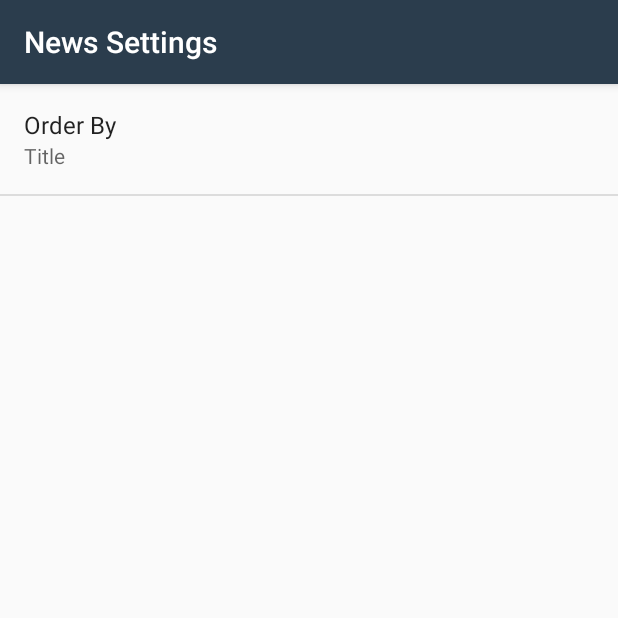
After one commit to hjtse/Android-2.6NewsApp1, an Android app: the SettingsActivity screen opened directly, with no data from a screen before it, on a phone screen of 412 x 824 dp, the top half of it. The commit adds this screen. Run offline under Robolectric (Android 15) with nearby library versions, the phone set to English and light mode, and no system bars.

Commit message:
made changes but preferences app is not working yet

```diff
--- /dev/null
+++ b/app/src/main/java/com/example/android/news/SettingsActivity.java
@@ -0,0 +1,65 @@
+/*
+ * Copyright (C) 2016 The Android Open Source Project
+ *
+ * Licensed under the Apache License, Version 2.0 (the "License");
+ * you may not use this file except in compliance with the License.
+ * You may obtain a copy of the License at
+ *
+ *      http://www.apache.org/licenses/LICENSE-2.0
+ *
+ * Unless required by applicable law or agreed to in writing, software
+ * distributed under the License is distributed on an "AS IS" BASIS,
+ * WITHOUT WARRANTIES OR CONDITIONS OF ANY KIND, either express or implied.
+ * See the License for the specific language governing permissions and
+ * limitations under the License.
+ */
+package com.example.android.news;
+
+import android.content.SharedPreferences;
+import android.os.Bundle;
+import android.preference.ListPreference;
+import android.preference.Preference;
+import android.preference.PreferenceFragment;
+import android.preference.PreferenceManager;
+import android.support.v7.app.AppCompatActivity;
+
+public class SettingsActivity extends AppCompatActivity {
+
+    @Override
+    protected void onCreate(Bundle savedInstanceState) {
+        super.onCreate(savedInstanceState);
+        setContentView(R.layout.settings_activity);
+    }
+
+    public static class NewsPreferenceFragment extends PreferenceFragment implements Preference.OnPreferenceChangeListener {
+        @Override
+        public void onCreate(Bundle savedInstanceState) {
+            super.onCreate(savedInstanceState);
+            addPreferencesFromResource(R.xml.settings_main);
+
+            Preference orderBy = findPreference(getString(R.string.settings_order_by_key));
+            bindPreferenceSummaryToValue(orderBy);
+        }
+        @Override
+        public boolean onPreferenceChange(Preference preference, Object value) {
+            String stringValue = value.toString();
+            if (preference instanceof ListPreference) {
+                ListPreference listPreference = (ListPreference) preference;
+                int prefIndex = listPreference.findIndexOfValue(stringValue);
+                if (prefIndex >= 0) {
+                    CharSequence[] labels = listPreference.getEntries();
+                    preference.setSummary(labels[prefIndex]);
+                }
+            } else {
+                preference.setSummary(stringValue);
+            }
+            return true;
+        }
+        private void bindPreferenceSummaryToValue(Preference preference) {
+            preference.setOnPreferenceChangeListener(this);
+            SharedPreferences preferences = PreferenceManager.getDefaultSharedPreferences(preference.getContext());
+            String preferenceString = preferences.getString(preference.getKey(), "");
+            onPreferenceChange(preference, preferenceString);
+        }
+    }
+}
--- /dev/null
+++ b/app/src/main/res/drawable/ic_filter.xml
@@ -0,0 +1,5 @@
+<vector android:height="24dp" android:tint="#FFFFFF"
+    android:viewportHeight="24.0" android:viewportWidth="24.0"
+    android:width="24dp" xmlns:android="http://schemas.android.com/apk/res/android">
+    <path android:fillColor="#FF000000" android:pathData="M10,18h4v-2h-4v2zM3,6v2h18L21,6L3,6zM6,13h12v-2L6,11v2z"/>
+</vector>
--- /dev/null
+++ b/app/src/main/res/values/arrays.xml
@@ -0,0 +1,14 @@
+<?xml version="1.0" encoding="utf-8"?>
+<resources>
+    <string-array name="settings_order_by_labels">
+        <item>@string/settings_order_by_title_label</item>
+        <item>@string/settings_order_by_most_recent_label</item>
+        <item>@string/settings_order_by_section_label</item>
+    </string-array>
+
+    <string-array name="settings_order_by_values">
+        <item>@string/settings_order_by_title_value</item>
+        <item>@string/settings_order_by_most_recent_value</item>
+        <item>@string/settings_order_by_section_value</item>
+    </string-array>
+</resources>
--- a/app/src/main/res/values/strings.xml
+++ b/app/src/main/res/values/strings.xml
@@ -20,9 +20,32 @@
 
 
     <!-- Text to display in the list when there are no news [CHAR LIMIT=NONE] -->
-    <string name="no_earthquakes">No news found.</string>
+    <string name="no_news">No news found.</string>
 
     <!-- Error message when there is no internet connectivity [CHAR LIMIT=NONE] -->
     <string name="no_internet_connection">No internet connection.</string>
 
+    <!-- Settings Menu Item [CHAR LIMIT=NONE] -->
+    <string name="settings_menu_item">Settings</string>
+    <!-- Settings Activity Title [CHAR LIMIT=NONE] -->
+    <string name="settings_title">News Settings</string>
+
+
+    <!-- Strings For Order-By Preference [CHAR LIMIT=30] -->
+    <string name="settings_order_by_label">Order By</string>
+    <string name="settings_order_by_key" translatable="false">order_by</string>
+    <string name="settings_order_by_default" translatable="false">@string/settings_order_by_title_value</string>
+
+    <!-- Label for order-by title option [CHAR LIMIT=20] -->
+    <string name="settings_order_by_title_label">Title</string>
+    <string name="settings_order_by_title_value" translatable="false">title</string>
+
+    <!-- Label for order-by most recent option [CHAR LIMIT=20] -->
+    <string name="settings_order_by_most_recent_label">Most Recent</string>
+    <string name="settings_order_by_most_recent_value" translatable="false">time</string>
+
+    <!-- Label for order-by section option [CHAR LIMIT=20] -->
+    <string name="settings_order_by_section_label">Section</string>
+    <string name="settings_order_by_section_value" translatable="false">sectionName</string>
+
 </resources>
--- /dev/null
+++ b/app/src/main/res/xml/settings_main.xml
@@ -0,0 +1,28 @@
+<?xml version="1.0" encoding="utf-8"?>
+
+<!-- Copyright (C) 2016 The Android Open Source Project
+     Licensed under the Apache License, Version 2.0 (the "License");
+     you may not use this file except in compliance with the License.
+     You may obtain a copy of the License at
+          http://www.apache.org/licenses/LICENSE-2.0
+     Unless required by applicable law or agreed to in writing, software
+     distributed under the License is distributed on an "AS IS" BASIS,
+     WITHOUT WARRANTIES OR CONDITIONS OF ANY KIND, either express or implied.
+     See the License for the specific language governing permissions and
+     limitations under the License.
+-->
+
+<PreferenceScreen
+    xmlns:android="http://schemas.android.com/apk/res/android"
+    android:title="@string/settings_title">
+
+    <ListPreference
+        android:defaultValue="@string/settings_order_by_default"
+        android:entries="@array/settings_order_by_labels"
+        android:entryValues="@array/settings_order_by_values"
+        android:key="@string/settings_order_by_key"
+        android:title="@string/settings_order_by_label" />
+
+
+
+</PreferenceScreen>
```
Also changed, not shown: app/src/main/AndroidManifest.xml (+8 -0 lines), app/src/main/java/com/example/android/news/NewsActivity.java (+42 -1 lines), app/src/main/res/layout/settings_activity.xml (added, +22 -0 lines), app/src/main/res/menu/main.xml (added, +25 -0 lines).
